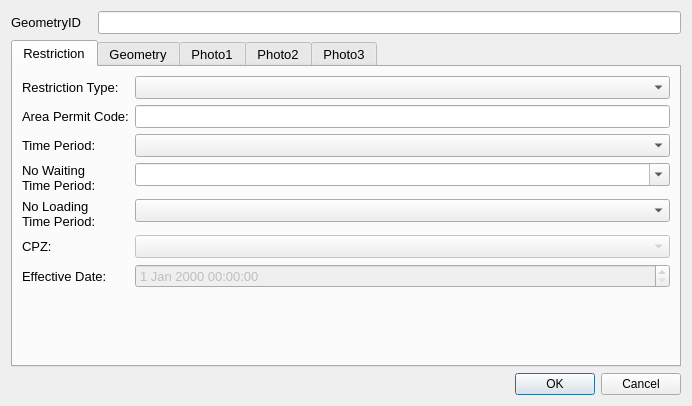
Qt form ui/restrictionPolygonDetails_dialog_base_qt5.ui (tlh22/TOMs) before a commit.
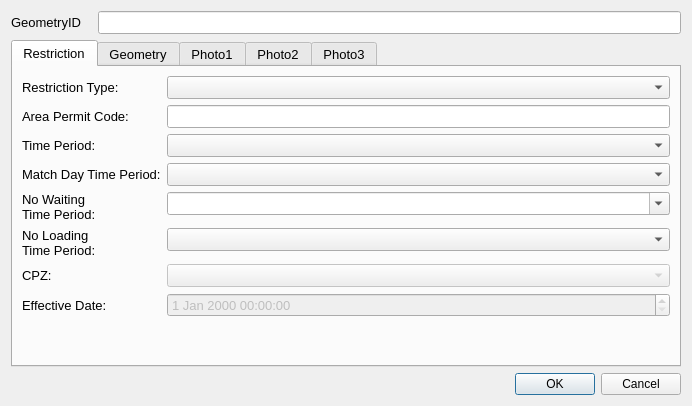
The same form after that commit. Custom widgets are drawn as their Qt base class.

Commit message:
Accepting Match Day
Need to add label details ...

Diff of the .ui file:
```diff
--- a/ui/restrictionPolygonDetails_dialog_base_qt5.ui
+++ b/ui/restrictionPolygonDetails_dialog_base_qt5.ui
@@ -155,7 +155,7 @@
        <item row="2" column="1">
         <widget class="QComboBox" name="TimePeriodID"/>
        </item>
-       <item row="3" column="0">
+       <item row="5" column="0">
         <widget class="QLabel" name="lbl_WaitingTimePeriod">
          <property name="minimumSize">
           <size>
@@ -176,14 +176,14 @@
          </property>
         </widget>
        </item>
-       <item row="3" column="1">
+       <item row="5" column="1">
         <widget class="QComboBox" name="NoWaitingTimeID">
          <property name="editable">
           <bool>true</bool>
          </property>
         </widget>
        </item>
-       <item row="4" column="0">
+       <item row="6" column="0">
         <widget class="QLabel" name="lbl_WaitingTimePeriod_2">
          <property name="minimumSize">
           <size>
@@ -204,37 +204,50 @@
          </property>
         </widget>
        </item>
-       <item row="4" column="1">
+       <item row="6" column="1">
         <widget class="QComboBox" name="NoLoadingTimeID"/>
        </item>
-       <item row="5" column="0">
+       <item row="7" column="0">
         <widget class="QLabel" name="lbl_CPZ">
          <property name="text">
           <string>CPZ:</string>
          </property>
         </widget>
        </item>
-       <item row="5" column="1">
+       <item row="7" column="1">
         <widget class="QComboBox" name="CPZ">
          <property name="enabled">
           <bool>false</bool>
          </property>
         </widget>
        </item>
-       <item row="7" column="0">
+       <item row="9" column="0">
         <widget class="QLabel" name="lbl_OpenDate">
          <property name="text">
           <string>Effective Date:</string>
          </property>
         </widget>
        </item>
-       <item row="7" column="1">
+       <item row="9" column="1">
         <widget class="QgsDateTimeEdit" name="OpenDate">
          <property name="enabled">
           <bool>false</bool>
          </property>
         </widget>
        </item>
+       <item row="3" column="0">
+        <widget class="QLabel" name="label_6">
+         <property name="text">
+          <string>Match Day Time Period:</string>
+         </property>
+         <property name="wordWrap">
+          <bool>true</bool>
+         </property>
+        </widget>
+       </item>
+       <item row="3" column="1">
+        <widget class="QComboBox" name="MatchDayTimePeriodID"/>
+       </item>
       </layout>
      </widget>
      <widget class="QWidget" name="tab">
```
The commit also changes 13 other files.
